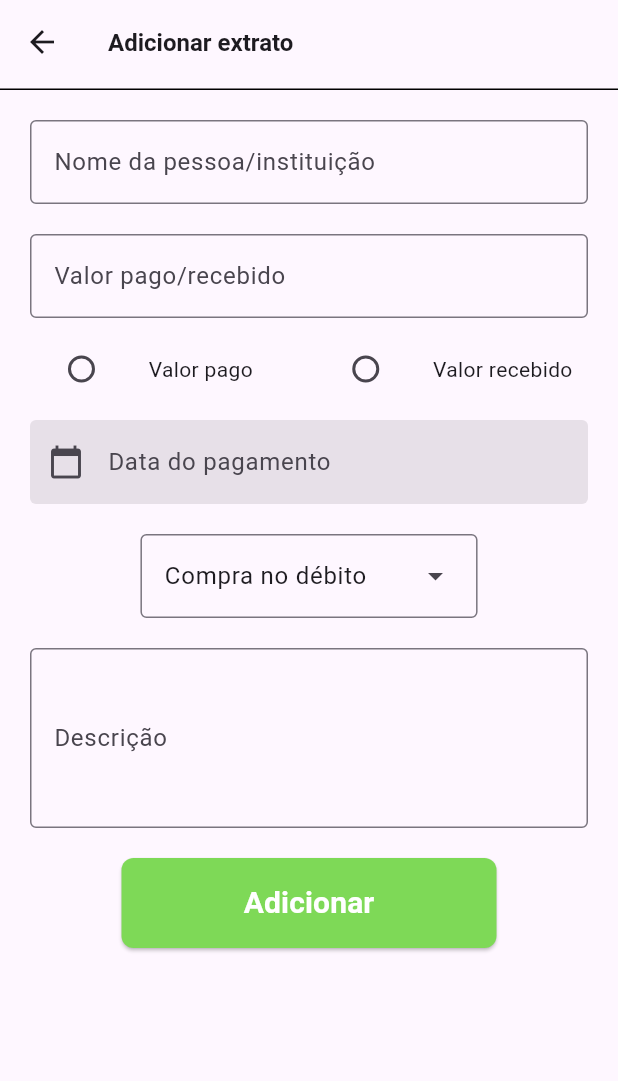
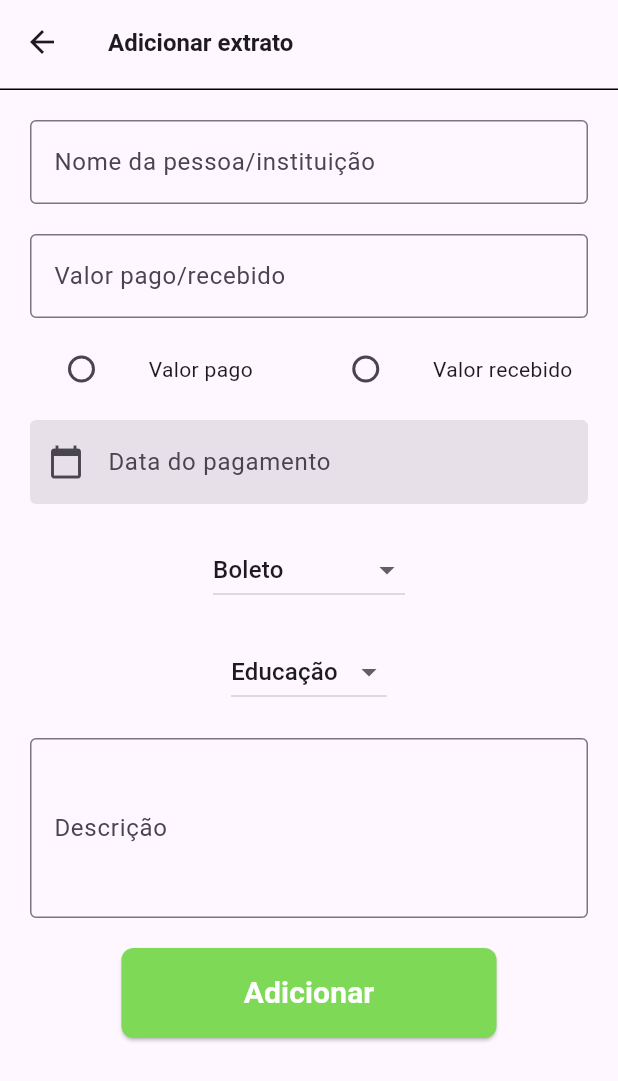
Before and after one commit to holyicecream/Meu-Financeiro, a Flutter app: the AdicionarPagamentoPendente screen opened by its route, on a phone screen of 412 x 824 dp. Shown: the top 1081 px of the screen. Run offline on Flutter 3.47's test engine with Material 3 defaults, Android fonts, the phone set to English and light mode, and no system bars; our stand-ins replace fixnum; missing offline and left inert: mongo_dart.

Commit message:
Inputs no adicionar pagamento pendente

```diff
--- a/mongo_project/lib/Pages/adicionar_pagamento_pendente.dart
+++ b/mongo_project/lib/Pages/adicionar_pagamento_pendente.dart
@@ -278,7 +278,50 @@ class AdicionarPagamentoPendenteState
                         SizedBox(
                           height: 20,
                         ),
-                        DropdownMenuExample(list),
+                        CustomDropdownMenu(
+                          items: [
+                            DropdownMenuItemData(label: 'Boleto', value: 1),
+                            DropdownMenuItemData(label: 'Deposito', value: 2),
+                            DropdownMenuItemData(label: 'Pix', value: 3),
+                            DropdownMenuItemData(label: 'Saque', value: 4),
+                            DropdownMenuItemData(
+                                label: 'Cartão débito', value: 5),
+                            DropdownMenuItemData(
+                                label: 'Cartão crédito', value: 6),
+                            DropdownMenuItemData(
+                                label: 'Transferência', value: 7),
+                            DropdownMenuItemData(label: 'Recarga', value: 8),
+                            DropdownMenuItemData(label: 'Outros', value: 9),
+                          ],
+                          initialValue: 1,
+                          onChanged: (value) {
+                            setState(() {
+                              todosArguments.dataExtrato.codTransacao = value;
+                            });
+                          },
+                        ),
+                        // SizedBox(
+                        //     width: double.infinity, child: DropdownMenuExample(list2)),
+                        SizedBox(
+                          height: 20,
+                        ),
+                        CustomDropdownMenu(
+                          items: [
+                            DropdownMenuItemData(label: 'Educação', value: 1),
+                            DropdownMenuItemData(label: 'Saúde', value: 2),
+                            DropdownMenuItemData(label: 'Lazer', value: 3),
+                            DropdownMenuItemData(label: 'Transporte', value: 5),
+                            DropdownMenuItemData(label: 'Moradia', value: 6),
+                            DropdownMenuItemData(label: 'Alimentos', value: 7),
+                            DropdownMenuItemData(label: 'Outros', value: 4),
+                          ],
+                          initialValue: 1,
+                          onChanged: (value) {
+                            setState(() {
+                              todosArguments.dataExtrato.codAreaConsumo = value;
+                            });
+                          },
+                        ),
                         // SizedBox(
                         //     width: double.infinity, child: DropdownMenuExample(list2)),
                         SizedBox(
@@ -319,7 +362,6 @@ class AdicionarPagamentoPendenteState
                           child: ElevatedButton(
                             onPressed: () {
                               if (formKey.currentState!.validate()) {
-
                                 todosArguments.dataExtrato.codBanco =
                                     todosArguments.dataBancos.codBanco;
                                 todosArguments.dataExtrato.codCliente =
@@ -331,8 +373,10 @@ class AdicionarPagamentoPendenteState
                                   MongoDatabaseExtrato.update(
                                           todosArguments.dataExtrato,
                                           dataController.text)
-                                      .then((value) => Navigator.pushReplacementNamed(
-                                          context, '/Main', arguments: todosArguments));
+                                      .then((value) =>
+                                          Navigator.pushReplacementNamed(
+                                              context, '/Main',
+                                              arguments: todosArguments));
                                 });
                               }
                               // Navigator.pop(context, '/Main');
@@ -363,55 +407,55 @@ class AdicionarPagamentoPendenteState
   }
 }
 
-class DropdownMenuExample extends StatefulWidget {
-  const DropdownMenuExample(List<String> list, {super.key});
+class CustomDropdownMenu extends StatefulWidget {
+  final List<DropdownMenuItemData> items;
+  final Function(dynamic) onChanged;
+  final dynamic initialValue;
+
+  const CustomDropdownMenu({
+    required this.items,
+    required this.onChanged,
+    this.initialValue,
+    Key? key,
+  }) : super(key: key);
 
   @override
-  State<DropdownMenuExample> createState() => _DropdownMenuExampleState();
+  State<CustomDropdownMenu> createState() => _CustomDropdownMenuState();
 }
 
-class _DropdownMenuExampleState extends State<DropdownMenuExample> {
-  TodosArguments todosArguments = TodosArguments(
-    dataAreaConsumo: MongoDbModelAreaConsumo(),
-    dataBancosUsuario: MongoDbModelBancosUsuario(),
-    dataBancos: MongoDbModelBancos(),
-    dataClientes: MongoDbModelClientes(),
-    dataExtrato: MongoDbModelExtrato(),
-    dataTransacao: MongoDbModelTipoTransacao(),
-  );
-  String dropdownValue = list.first;
+class _CustomDropdownMenuState extends State<CustomDropdownMenu> {
+  late dynamic selectedValue;
+
+  @override
+  void initState() {
+    super.initState();
+    selectedValue = widget.initialValue ?? widget.items.first.value;
+  }
 
   @override
   Widget build(BuildContext context) {
-    return Center(
-      child: DropdownMenu<String>(
-        initialSelection: list.first,
-        onSelected: (String? value) {
-          if (value == 'Compra no débito') {
-            todosArguments.dataExtrato.codTransacao = 5;
-          } else if (value == 'Pix') {
-            todosArguments.dataExtrato.codTransacao = 3;
-          } else if (value == 'Depósito por boleto') {
-            todosArguments.dataExtrato.codTransacao = 1;
-          } else if (value == 'Transferência') {
-            todosArguments.dataExtrato.codTransacao = 7;
-          } else if (value == 'Saque') {
-            todosArguments.dataExtrato.codTransacao = 4;
-          } else if (value == 'Recarga') {
-            todosArguments.dataExtrato.codTransacao = 8;
-          } else {
-            todosArguments.dataExtrato.codTransacao = 9;
-          }
-          // This is called when the user selects an item.
-          setState(() {
-            dropdownValue = value!;
-          });
-        },
-        dropdownMenuEntries:
-            list.map<DropdownMenuEntry<String>>((String value) {
-          return DropdownMenuEntry<String>(value: value, label: value);
-        }).toList(),
-      ),
+    return DropdownButton<dynamic>(
+      value: selectedValue,
+      onChanged: (dynamic newValue) {
+        setState(() {
+          selectedValue = newValue;
+        });
+        widget.onChanged(newValue);
+      },
+      items: widget.items
+          .map<DropdownMenuItem<dynamic>>((DropdownMenuItemData item) {
+        return DropdownMenuItem<dynamic>(
+          value: item.value,
+          child: Text(item.label),
+        );
+      }).toList(),
     );
   }
 }
+
+class DropdownMenuItemData {
+  final String label;
+  final dynamic value;
+
+  DropdownMenuItemData({required this.label, required this.value});
+}
--- a/mongo_project/lib/main.dart
+++ b/mongo_project/lib/main.dart
@@ -63,7 +63,7 @@ class MyApp extends StatelessWidget {
         },
       ),
       initialRoute: '/PrimeiroAcesso',
-      initialRoute: '/GraficoDiario',
+      //initialRoute: '/GraficoDiario',
       routes: {
         '/PageTeste': (context) => PageTeste(),
         '/PrimeiroAcesso': (context) => PrimeiroAcesso(),
```
